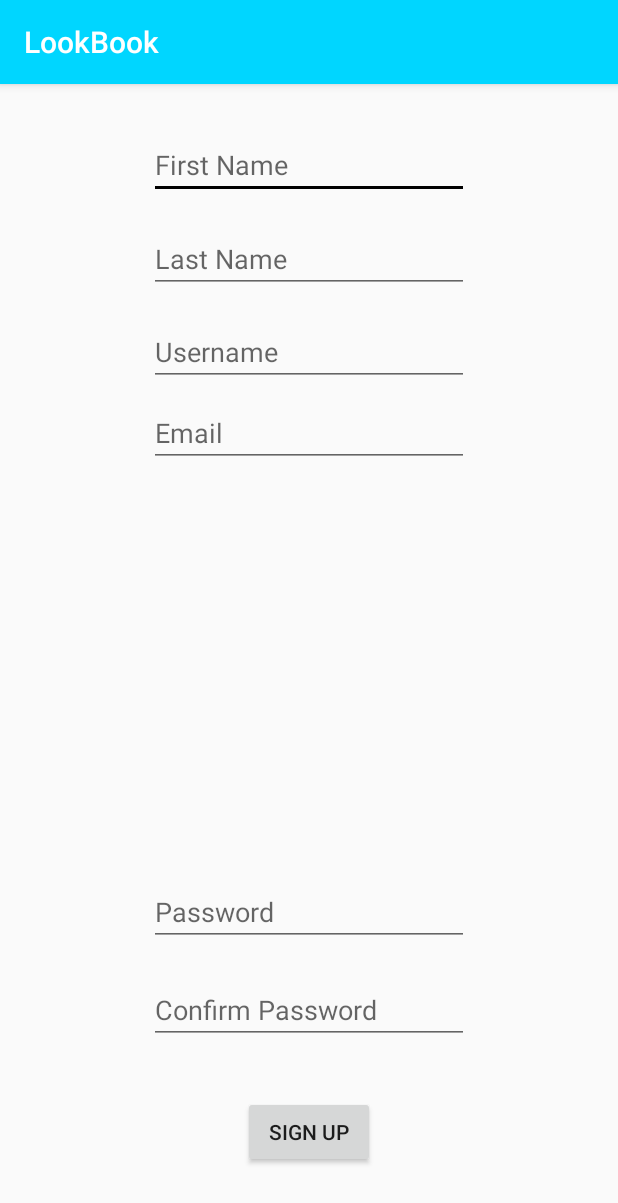
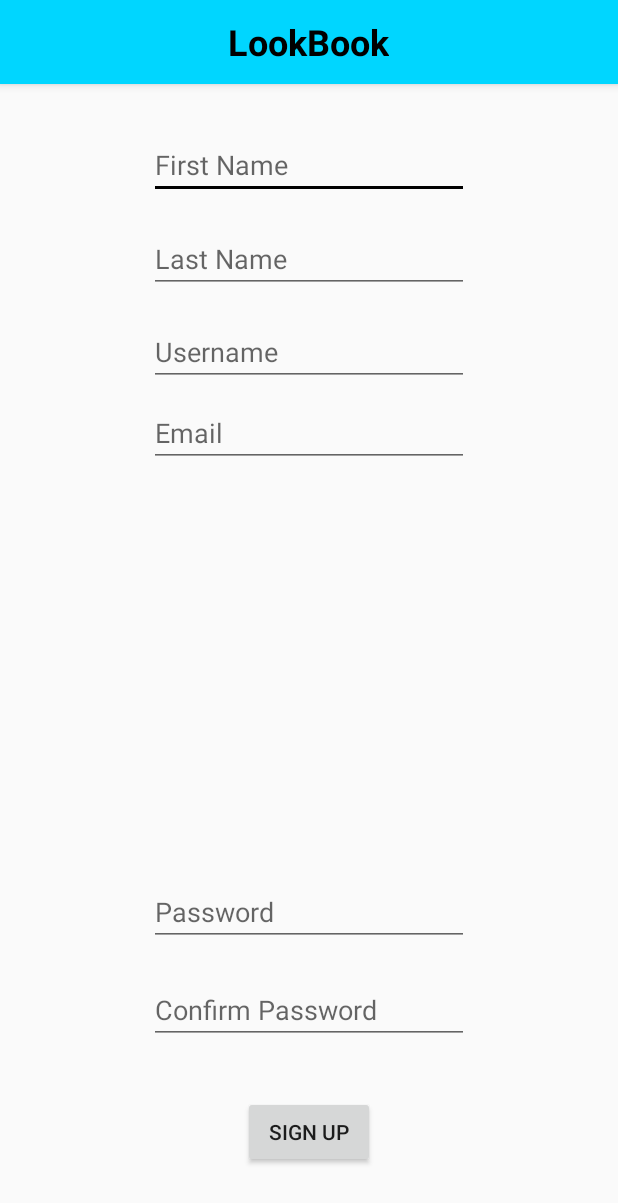
Before and after one commit to EdwardVillasenor1992/CST-438_final, an Android app: the NewUser screen opened directly, with no data from a screen before it, on a phone screen of 412 x 824 dp. Shown: the top 1203 px of the screen. Run offline under Robolectric (Android 15) with nearby library versions, the light colour scheme and no system bars; our stand-ins replace Room's generated code.

Commit message:
added custom appBar + fixed padding + added imageview for book cover

```diff
--- a/app/build.gradle
+++ b/app/build.gradle
@@ -31,4 +31,6 @@ dependencies {
 
     implementation 'com.android.support:appcompat-v7:26.1.0'
     testImplementation 'junit:junit:4.12'
+
+    implementation 'com.squareup.picasso:picasso:2.5.2'
 }
--- a/app/src/main/java/cst438/lookbook/MainSearchBooks.java
+++ b/app/src/main/java/cst438/lookbook/MainSearchBooks.java
@@ -1,5 +1,6 @@
 package cst438.lookbook;
 
+import android.app.ActionBar;
 import android.app.Activity;
 import android.os.Bundle;
 import android.view.KeyEvent;
@@ -42,6 +43,9 @@ public class MainSearchBooks extends AppCompatActivity  {
     protected void onCreate(Bundle savedInstanceState) {
         super.onCreate(savedInstanceState);
         setContentView(R.layout.main_search_books);
+
+        getSupportActionBar().setDisplayOptions(ActionBar.DISPLAY_SHOW_CUSTOM);
+        getSupportActionBar().setCustomView(R.layout.abs_layout);
 
         // Initialize all the view variables.
         mBookInput = (EditText)findViewById(R.id.title_input);
--- a/app/src/main/java/cst438/lookbook/NewUser.java
+++ b/app/src/main/java/cst438/lookbook/NewUser.java
@@ -34,6 +34,9 @@ public class NewUser extends AppCompatActivity {
     protected void onCreate(Bundle savedInstanceState) {
         super.onCreate(savedInstanceState);
         setContentView(R.layout.activity_new_user);
+
+        getSupportActionBar().setDisplayOptions(android.app.ActionBar.DISPLAY_SHOW_CUSTOM);
+        getSupportActionBar().setCustomView(R.layout.abs_layout);
 
         mFirstName = findViewById(R.id.new_user_fname);
         mLastName = findViewById(R.id.new_user_lname);
--- /dev/null
+++ b/app/src/main/res/layout/abs_layout.xml
@@ -0,0 +1,16 @@
+<?xml version="1.0" encoding="utf-8"?>
+<LinearLayout xmlns:android="http://schemas.android.com/apk/res/android"
+    android:orientation="vertical" android:layout_width="match_parent"
+    android:layout_height="wrap_content" >
+
+    <TextView
+        android:layout_width="wrap_content"
+        android:layout_height="wrap_content"
+        android:layout_gravity="center"
+        android:text="LookBook"
+        android:textColor="#000000"
+        android:textStyle="bold"
+        android:id="@+id/appBarTittle"
+        android:textSize="24dp" />
+
+</LinearLayout>
```
Also changed, not shown: app/src/main/java/cst438/lookbook/SearchBookActivity.java (+31 -44 lines), app/src/main/res/layout/item_book_list.xml (+20 -3 lines).
